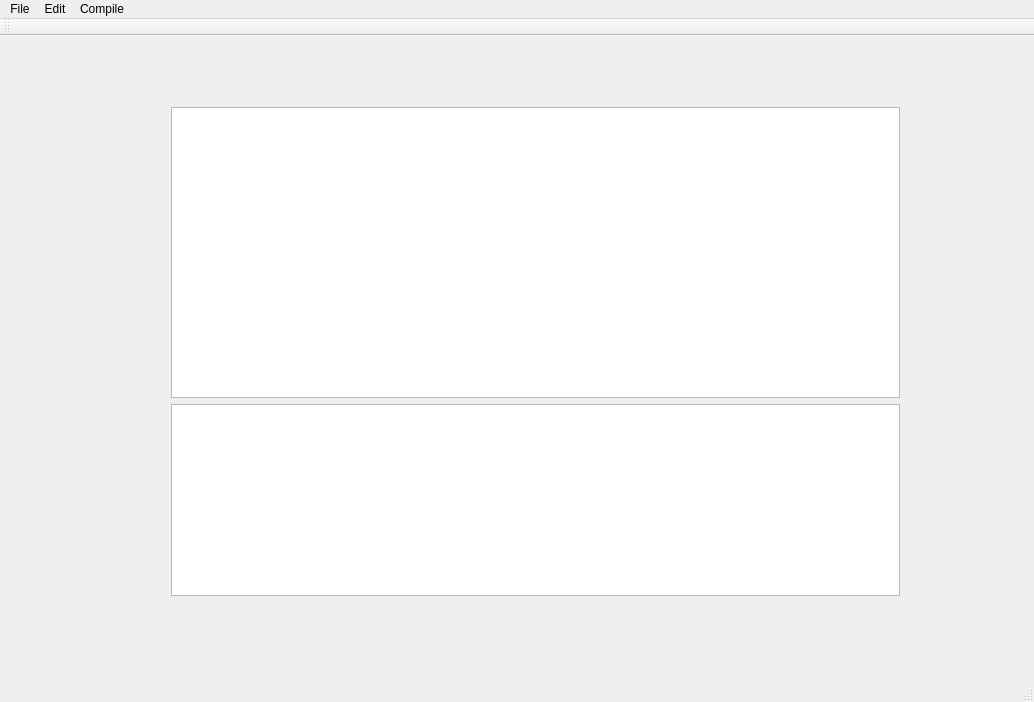
First picture: the form in SrProject/mainwindow.ui, repository ktaze1/SeniorProject, before the edit.
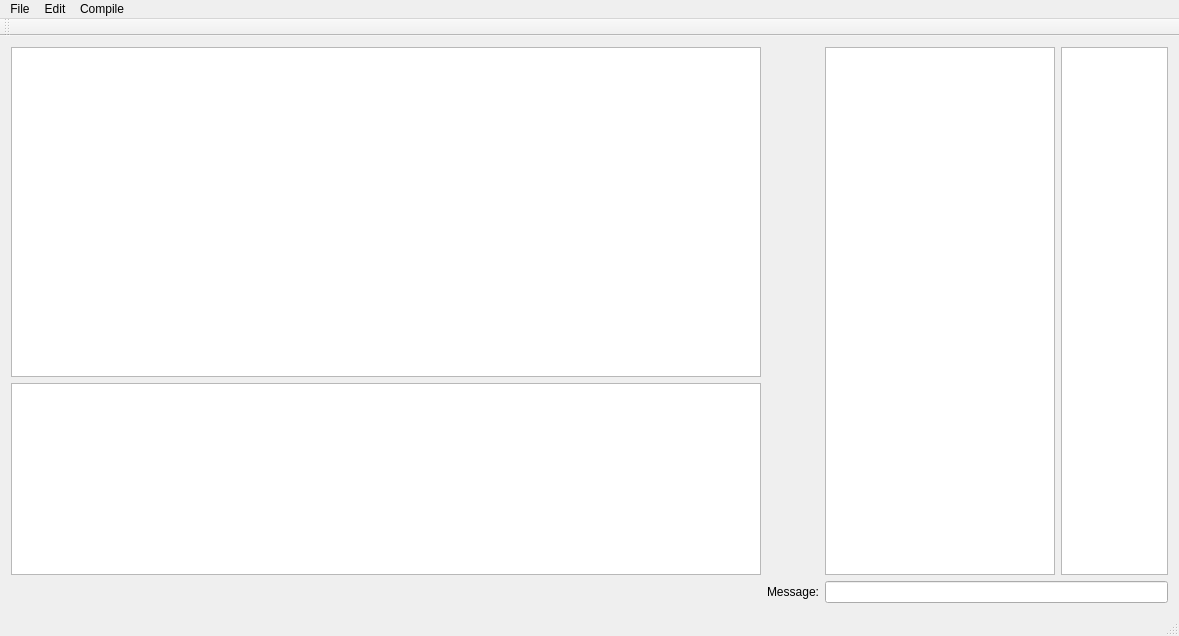
Second picture: the form after the edit.

```diff
--- a/SrProject/mainwindow.ui
+++ b/SrProject/mainwindow.ui
@@ -9,8 +9,8 @@
    <rect>
     <x>0</x>
     <y>0</y>
-    <width>1034</width>
-    <height>702</height>
+    <width>1179</width>
+    <height>636</height>
    </rect>
   </property>
   <property name="sizePolicy">
@@ -29,29 +29,73 @@
      <verstretch>0</verstretch>
     </sizepolicy>
    </property>
-   <widget class="QWidget" name="gridLayoutWidget">
-    <property name="geometry">
-     <rect>
-      <x>160</x>
-      <y>60</y>
-      <width>751</width>
-      <height>511</height>
-     </rect>
-    </property>
+   <layout class="QHBoxLayout" name="horizontalLayout">
+    <item>
     <layout class="QGridLayout" name="gridLayout">
-     <item row="0" column="0">
-      <layout class="QVBoxLayout" name="verticalLayout_3">
-       <item>
-        <widget class="QTextEdit" name="textEdit">
+      <item row="0" column="4">
+       <widget class="QTextEdit" name="chatMessages">
+        <property name="sizePolicy">
+         <sizepolicy hsizetype="Expanding" vsizetype="Expanding">
+          <horstretch>0</horstretch>
+          <verstretch>0</verstretch>
+         </sizepolicy>
+        </property>
+        <property name="minimumSize">
+         <size>
+          <width>230</width>
+          <height>0</height>
+         </size>
+        </property>
+       </widget>
+      </item>
+      <item row="0" column="5">
+       <widget class="QListWidget" name="onlineUsers">
          <property name="sizePolicy">
           <sizepolicy hsizetype="Minimum" vsizetype="Expanding">
            <horstretch>0</horstretch>
            <verstretch>0</verstretch>
           </sizepolicy>
          </property>
-        </widget>
-       </item>
-       <item>
+        <property name="minimumSize">
+         <size>
+          <width>20</width>
+          <height>0</height>
+         </size>
+        </property>
+       </widget>
+      </item>
+      <item row="0" column="2">
+       <spacer name="horizontalSpacer">
+        <property name="orientation">
+         <enum>Qt::Horizontal</enum>
+        </property>
+        <property name="sizeHint" stdset="0">
+         <size>
+          <width>40</width>
+          <height>20</height>
+         </size>
+        </property>
+       </spacer>
+      </item>
+      <item row="0" column="0">
+       <layout class="QGridLayout" name="gridLayout_2">
+        <item row="0" column="0">
+         <widget class="QTextEdit" name="textEdit">
+          <property name="sizePolicy">
+           <sizepolicy hsizetype="Expanding" vsizetype="Expanding">
+            <horstretch>0</horstretch>
+            <verstretch>0</verstretch>
+           </sizepolicy>
+          </property>
+          <property name="minimumSize">
+           <size>
+            <width>750</width>
+            <height>0</height>
+           </size>
+          </property>
+         </widget>
+        </item>
+        <item row="1" column="0">
         <widget class="QTextEdit" name="textEdit_3">
          <property name="sizePolicy">
           <sizepolicy hsizetype="Expanding" vsizetype="Minimum">
@@ -69,15 +113,26 @@
        </item>
       </layout>
      </item>
-    </layout>
-   </widget>
+      <item row="1" column="3">
+       <widget class="QLabel" name="label">
+        <property name="text">
+         <string>Message:</string>
+        </property>
+       </widget>
+      </item>
+      <item row="1" column="4" colspan="2">
+       <widget class="QLineEdit" name="messageLine"/>
+      </item>
+     </layout>
+    </item>
+   </layout>
   </widget>
   <widget class="QMenuBar" name="menuBar">
    <property name="geometry">
     <rect>
      <x>0</x>
      <y>0</y>
-     <width>1034</width>
+     <width>1179</width>
      <height>21</height>
     </rect>
    </property>
```
Lines whose indentation alone changed are shown as unchanged.
